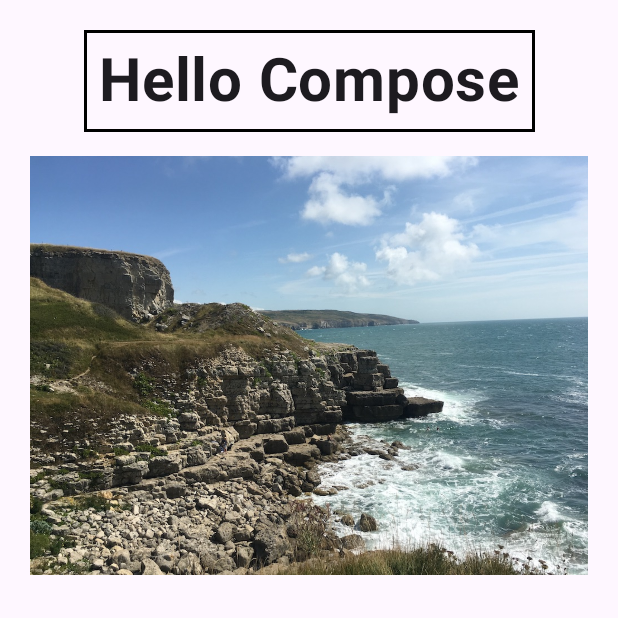
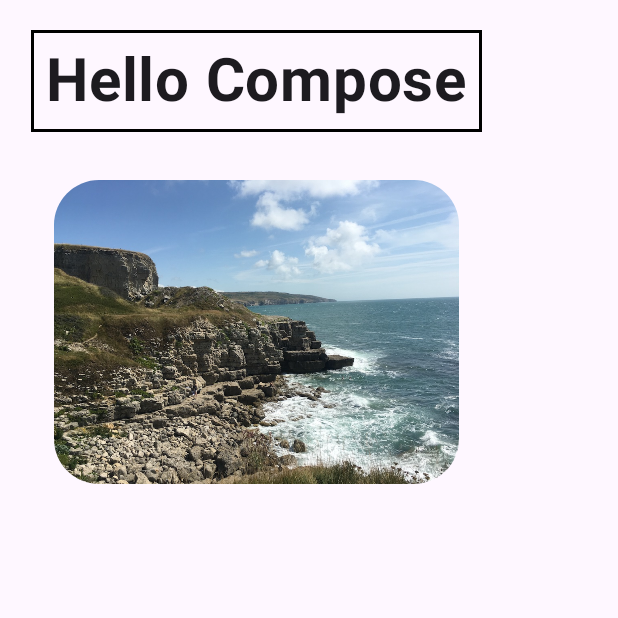
Before and after one commit to ZolotkoVal/ModifierDemo, an Android app built with Jetpack Compose: the screen it shows after launch (MainActivity), on a phone screen of 412 x 824 dp, the top half of it. Run offline under Robolectric (Android 15) with nearby library versions, the phone set to English and light mode, and no system bars.

Commit message:
Pad size and round vacation image

```diff
--- a/app/src/main/java/com/example/modifierdemo/MainActivity.kt
+++ b/app/src/main/java/com/example/modifierdemo/MainActivity.kt
@@ -8,6 +8,9 @@ import androidx.compose.foundation.Image
 import androidx.compose.ui.res.painterResource
 import androidx.compose.foundation.border
 import androidx.compose.ui.graphics.Color
+import androidx.compose.foundation.layout.width
+import androidx.compose.foundation.shape.RoundedCornerShape
+import androidx.compose.ui.draw.clip
 import androidx.compose.foundation.layout.Column
 import androidx.compose.foundation.layout.Arrangement
 import androidx.compose.foundation.layout.Spacer
@@ -51,7 +54,10 @@ fun DemoScreen(modifier: Modifier = Modifier) {
     ) {
         Text("Hello Compose", mymodifier, fontSize = 40.sp, fontWeight = FontWeight.Bold)
         Spacer(Modifier.height(16.dp))
-        CustomImage(R.drawable.vacation)
+        CustomImage(
+            R.drawable.vacation,
+            Modifier.padding(16.dp).width(270.dp).clip(RoundedCornerShape(30.dp))
+        )
     }
 }
 
```
